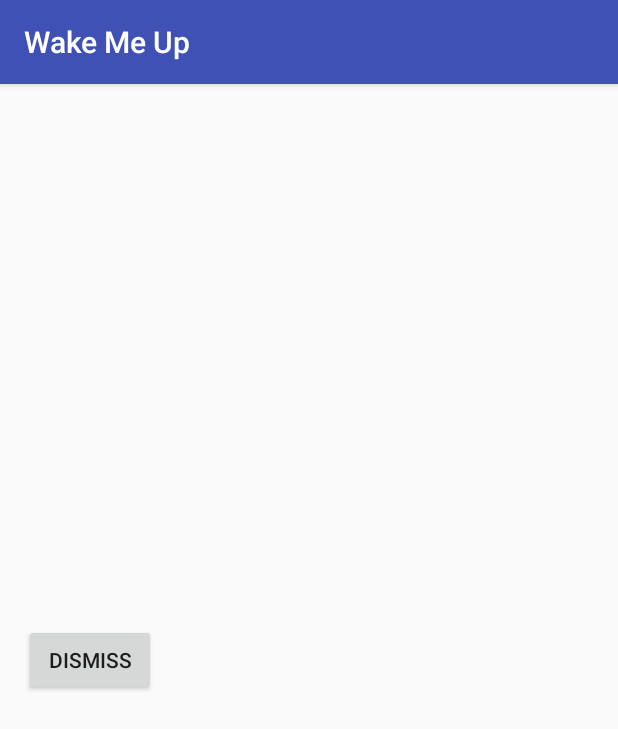
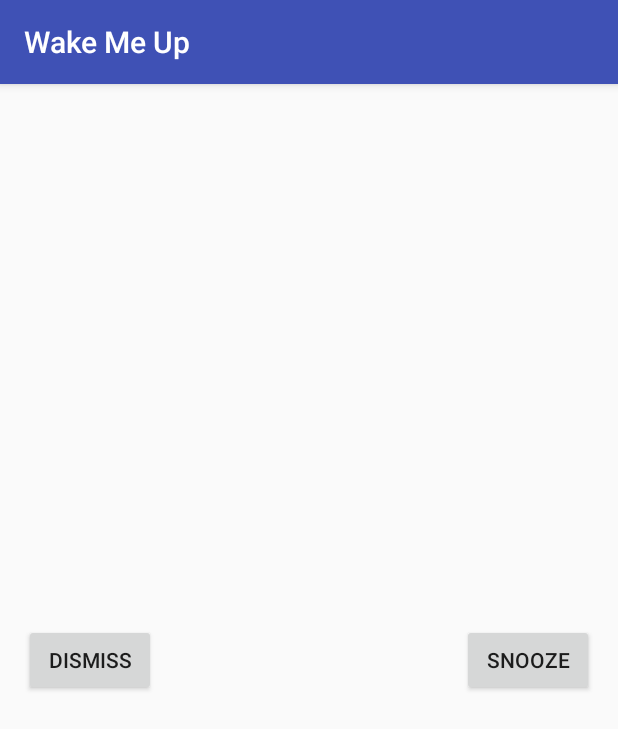
Before and after one commit to GitMeGet/kludge, an Android app: the AlarmWake screen opened directly, with no data from a screen before it, on a phone screen of 412 x 824 dp. Shown: the top 729 px of the screen. Run offline under Robolectric (Android 15) with nearby library versions, the phone set to English and light mode, and no system bars.

Commit message:
added snooze added edit in contextual menu

```diff
--- a/app/src/main/java/com/kludge/wakemeup/AlarmReceiver.java
+++ b/app/src/main/java/com/kludge/wakemeup/AlarmReceiver.java
@@ -15,7 +15,11 @@ public class AlarmReceiver extends BroadcastReceiver {
     @Override
     public void onReceive(Context context, Intent intent) {
         Log.d("alarm_received", "going to start AlarmWake");
+
+        long alarmId = intent.getLongExtra("alarmId", 0);
+
         Intent startAlarm = new Intent(context, AlarmWake.class);
+        startAlarm.putExtra("alarmId", alarmId);
         startAlarm.setFlags(Intent.FLAG_ACTIVITY_NEW_TASK);
 
         context.startActivity(startAlarm);
--- a/app/src/main/java/com/kludge/wakemeup/AlarmWake.java
+++ b/app/src/main/java/com/kludge/wakemeup/AlarmWake.java
@@ -1,8 +1,9 @@
 package com.kludge.wakemeup;
 
+import android.content.Context;
 import android.content.Intent;
+import android.os.Bundle;
 import android.support.v7.app.AppCompatActivity;
-import android.os.Bundle;
 import android.view.View;
 import android.widget.Button;
 
@@ -14,6 +15,10 @@ public class AlarmWake extends AppCompatActivity {
     protected void onCreate(Bundle savedInstanceState) {
         super.onCreate(savedInstanceState);
         setContentView(R.layout.activity_alarm_wake);
+
+        final Context c = getApplicationContext();
+        long alarmId = getIntent().getLongExtra("alarmId", 0);
+        final AlarmDetails alarm = AlarmLab.get(c).getAlarmDetails(alarmId);
 
         //make it RING
         ringService = new Intent(this, RingtoneService.class);
@@ -29,5 +34,19 @@ public class AlarmWake extends AppCompatActivity {
                 finish();
             }
         });
+
+        Button buttonSnooze = (Button) findViewById(R.id.buttonSnooze);
+        assert buttonSnooze != null;
+        buttonSnooze.setOnClickListener(new View.OnClickListener() {
+            @Override
+            public void onClick(View v) {
+                //cancel RingtoneService and PendingIntent
+                stopService(ringService);
+
+                alarm.registerAlarmIntent(c, AlarmDetails.SNOOZE_ALARM);
+
+                finish();
+            }
+        });
     }
 }
--- a/app/src/main/java/com/kludge/wakemeup/RingtoneService.java
+++ b/app/src/main/java/com/kludge/wakemeup/RingtoneService.java
@@ -3,10 +3,7 @@ package com.kludge.wakemeup;
 import android.app.Service;
 import android.content.Intent;
 import android.media.MediaPlayer;
-import android.os.Environment;
 import android.os.IBinder;
-
-import java.io.File;
 
 public class RingtoneService extends Service {
 
@@ -33,6 +30,9 @@ public class RingtoneService extends Service {
 
 
         alarm_ringer = MediaPlayer.create(getApplicationContext(), R.raw.souls);
+
+        alarm_ringer.setLooping(true);
+
         alarm_ringer.start();
 
 
--- a/app/src/main/res/layout/activity_alarm_wake.xml
+++ b/app/src/main/res/layout/activity_alarm_wake.xml
@@ -17,4 +17,13 @@
         android:layout_centerInParent="true"
         android:text="@string/button_dismiss" />
 
+    <Button
+        android:layout_width="wrap_content"
+        android:layout_height="wrap_content"
+        android:text="@string/button_snooze"
+        android:id="@+id/buttonSnooze"
+        android:layout_alignTop="@+id/butt_dismiss_alarm"
+        android:layout_alignParentRight="true"
+        android:layout_alignParentEnd="true"/>
+
 </RelativeLayout>
--- a/app/src/main/res/layout/activity_input_alarm.xml
+++ b/app/src/main/res/layout/activity_input_alarm.xml
@@ -24,7 +24,7 @@
     <Button android:id="@+id/butt_add_alarm"
         android:layout_width="match_parent"
         android:layout_height="wrap_content"
-        android:text="@string/button_add"
+        android:text="Add/Save"
         android:onClick="addAlarm"/>
 
 </LinearLayout>
--- a/app/src/main/res/values/strings.xml
+++ b/app/src/main/res/values/strings.xml
@@ -8,7 +8,7 @@
     <string name="empty_alarm_field">Enter Alarm Name</string>
 
     //BUTTONS
-    <string name="button_add">Add</string>
     <string name="button_dismiss">Dismiss</string>
+    <string name="button_snooze">Snooze</string>
 
 </resources>
```
Also changed, not shown: app/src/main/java/com/kludge/wakemeup/AlarmDetails.java (+17 -0 lines), app/src/main/java/com/kludge/wakemeup/InputAlarm.java (+25 -1 lines), app/src/main/java/com/kludge/wakemeup/MainAlarm.java (+33 -6 lines), 1 other file.
